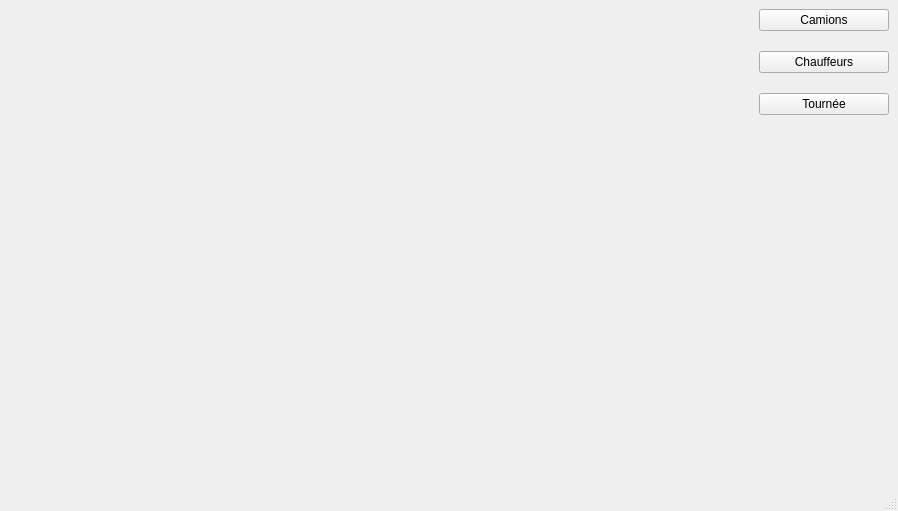
The window that mainwindow.ui (LouisCrison/Transport_planning) describes before a commit, drawn with Qt 5.
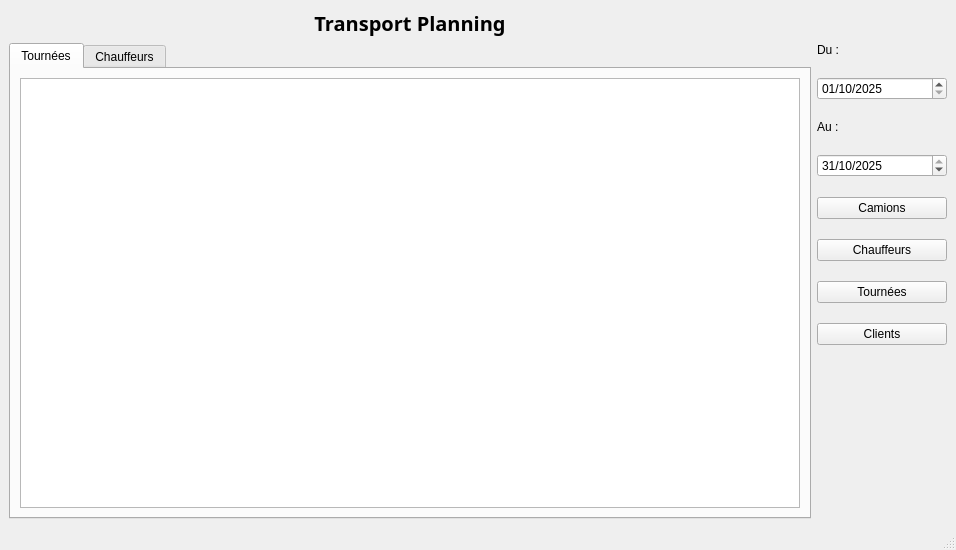
The same window after the commit.

Commit message: First implementation of planning

Patch:
```diff
--- a/mainwindow.ui
+++ b/mainwindow.ui
@@ -6,8 +6,8 @@
    <rect>
     <x>0</x>
     <y>0</y>
-    <width>898</width>
-    <height>511</height>
+    <width>956</width>
+    <height>550</height>
    </rect>
   </property>
   <property name="windowTitle">
@@ -15,13 +15,116 @@
   </property>
   <widget class="QWidget" name="centralwidget">
    <layout class="QGridLayout" name="gridLayout">
-    <item row="0" column="1">
+    <item row="1" column="0">
+     <widget class="QTabWidget" name="tabWidget">
+      <property name="currentIndex">
+       <number>0</number>
+      </property>
+      <widget class="QWidget" name="tourneeTab">
+       <attribute name="title">
+        <string>Tournées</string>
+       </attribute>
+       <layout class="QVBoxLayout" name="verticalLayout_2">
+        <item>
+         <widget class="QTableWidget" name="tourneeTable"/>
+        </item>
+       </layout>
+      </widget>
+      <widget class="QWidget" name="chauffeurTab">
+       <attribute name="title">
+        <string>Chauffeurs</string>
+       </attribute>
+       <layout class="QVBoxLayout" name="verticalLayout_3">
+        <item>
+         <widget class="QTableWidget" name="chauffeurTable"/>
+        </item>
+       </layout>
+      </widget>
+     </widget>
+    </item>
+    <item row="0" column="0">
+     <widget class="QLabel" name="titleLabel">
+      <property name="font">
+       <font>
+        <family>Sans Serif</family>
+        <pointsize>15</pointsize>
+        <weight>75</weight>
+        <bold>true</bold>
+       </font>
+      </property>
+      <property name="text">
+       <string>Transport Planning</string>
+      </property>
+      <property name="alignment">
+       <set>Qt::AlignCenter</set>
+      </property>
+     </widget>
+    </item>
+    <item row="1" column="1">
      <layout class="QVBoxLayout" name="verticalLayout">
       <property name="spacing">
        <number>20</number>
       </property>
       <item>
-       <widget class="QPushButton" name="pushButton">
+       <layout class="QVBoxLayout" name="verticalLayout_4">
+        <item>
+         <widget class="QLabel" name="fromLabel">
+          <property name="text">
+           <string>Du :</string>
+          </property>
+         </widget>
+        </item>
+        <item>
+         <widget class="QDateEdit" name="fromDateEdit">
+          <property name="locale">
+           <locale language="French" country="France"/>
+          </property>
+          <property name="dateTime">
+           <datetime>
+            <hour>0</hour>
+            <minute>0</minute>
+            <second>0</second>
+            <year>2025</year>
+            <month>10</month>
+            <day>1</day>
+           </datetime>
+          </property>
+          <property name="displayFormat">
+           <string>dd/MM/yyyy</string>
+          </property>
+         </widget>
+        </item>
+        <item>
+         <widget class="QLabel" name="toLabel">
+          <property name="text">
+           <string>Au :</string>
+          </property>
+         </widget>
+        </item>
+        <item>
+         <widget class="QDateEdit" name="toDateEdit">
+          <property name="locale">
+           <locale language="French" country="France"/>
+          </property>
+          <property name="dateTime">
+           <datetime>
+            <hour>0</hour>
+            <minute>0</minute>
+            <second>0</second>
+            <year>2025</year>
+            <month>10</month>
+            <day>31</day>
+           </datetime>
+          </property>
+          <property name="displayFormat">
+           <string>dd/MM/yyyy</string>
+          </property>
+         </widget>
+        </item>
+       </layout>
+      </item>
+      <item>
+       <widget class="QPushButton" name="camionsButton">
         <property name="minimumSize">
          <size>
           <width>0</width>
@@ -49,38 +152,32 @@
       <item>
        <widget class="QPushButton" name="pushButton_3">
         <property name="text">
-         <string>Tournée</string>
+         <string>Tournées</string>
         </property>
        </widget>
       </item>
+      <item>
+       <widget class="QPushButton" name="clientsButton">
+        <property name="text">
+         <string>Clients</string>
+        </property>
+       </widget>
+      </item>
+      <item>
+       <spacer name="verticalSpacer">
+        <property name="orientation">
+         <enum>Qt::Vertical</enum>
+        </property>
+        <property name="sizeHint" stdset="0">
+         <size>
+          <width>20</width>
+          <height>40</height>
+         </size>
+        </property>
+       </spacer>
+      </item>
      </layout>
     </item>
-    <item row="0" column="0">
-     <spacer name="horizontalSpacer">
-      <property name="orientation">
-       <enum>Qt::Horizontal</enum>
-      </property>
-      <property name="sizeHint" stdset="0">
-       <size>
-        <width>40</width>
-        <height>20</height>
-       </size>
-      </property>
-     </spacer>
-    </item>
-    <item row="1" column="1">
-     <spacer name="verticalSpacer">
-      <property name="orientation">
-       <enum>Qt::Vertical</enum>
-      </property>
-      <property name="sizeHint" stdset="0">
-       <size>
-        <width>20</width>
-        <height>40</height>
-       </size>
-      </property>
-     </spacer>
-    </item>
    </layout>
   </widget>
   <widget class="QStatusBar" name="statusbar"/>
```
Left out of the diff: 11 changed lines with no effect on the pictures. The commit also changes 41 other files.
